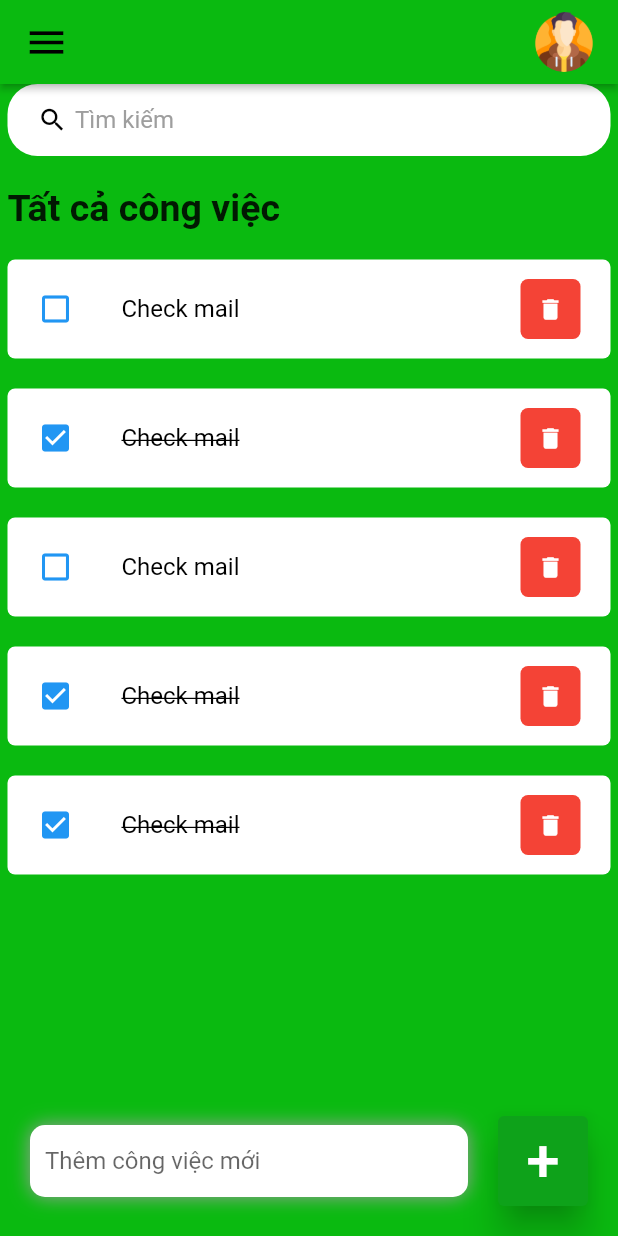
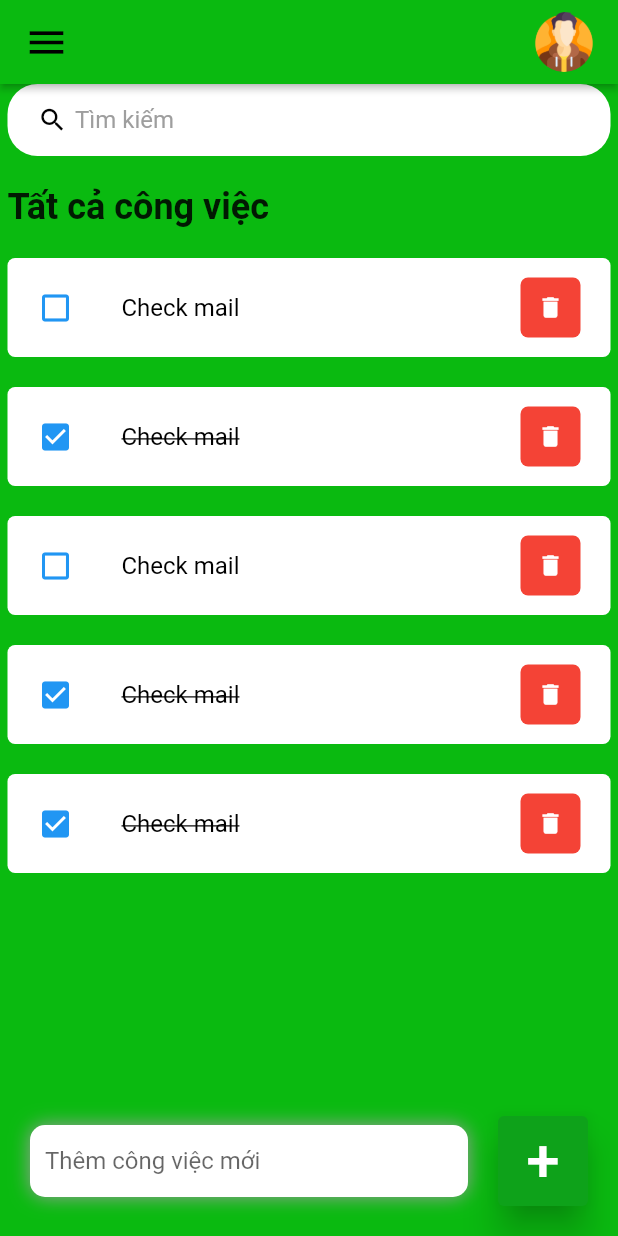
Before and after one commit to NCThanh009/ToDo_Flutter, a Flutter app: the screen it shows after launch, on a phone screen of 412 x 824 dp. Run offline on Flutter 3.47's test engine with Material 2 defaults, Android fonts, the light colour scheme and no system bars.

Commit message:
fontSize

```diff
--- a/lib/screens/home.dart
+++ b/lib/screens/home.dart
@@ -42,7 +42,7 @@ class _HomeState extends State<Home> {
                         child: Text(
                           "Tất cả công việc",
                           style: TextStyle(
-                            fontSize: 25,
+                            fontSize: 24,
                             fontWeight: FontWeight.bold,
                           ),
                         ),
```
